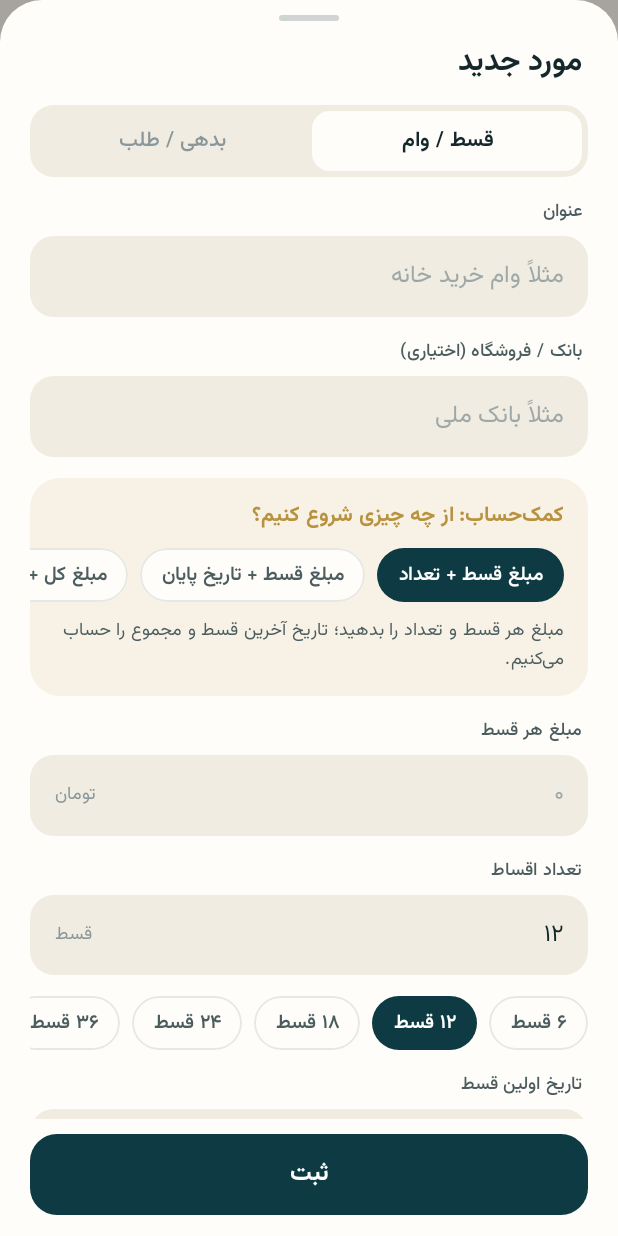
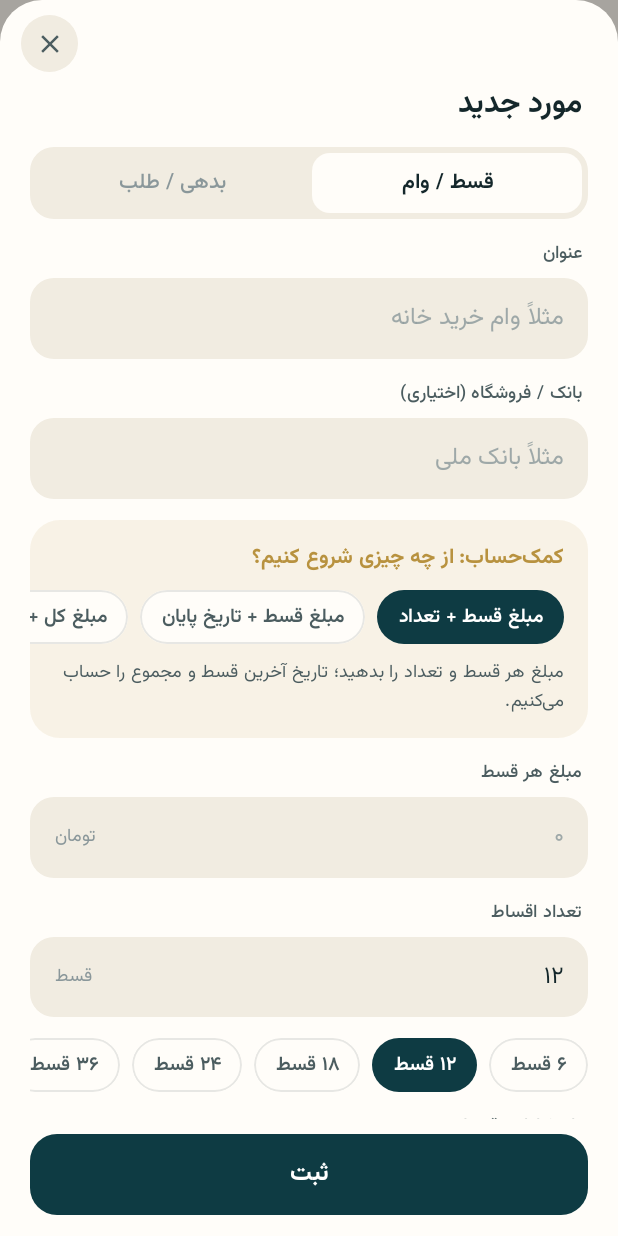
Before and after one commit to mrdrliam/ghesta, an Android app built with Jetpack Compose: the screen it shows after launch (MainActivity), after a tap on "ثبت اولین مورد", on a phone screen of 412 x 824 dp. Run offline under Robolectric (Android 15) with nearby library versions, the phone set to English and light mode, and no system bars.

Commit message:
Bottom sheets close only with the X button or the back button
Swiping down (easy to trigger while scrolling a form) and tapping the dimmed
area no longer dismiss a sheet, so a half-filled loan or debt form is not lost.

Co-Authored-By: Claude Sonnet 5.5 <noreply@anthropic.com>

```diff
--- a/app/src/main/java/com/kassa/ghesta/ui/Components.kt
+++ b/app/src/main/java/com/kassa/ghesta/ui/Components.kt
@@ -30,10 +30,13 @@ import androidx.compose.foundation.text.BasicTextField
 import androidx.compose.foundation.text.KeyboardOptions
 import androidx.compose.material.icons.Icons
 import androidx.compose.material.icons.filled.Check
+import androidx.compose.material.icons.filled.Close
 import androidx.compose.material.icons.filled.DateRange
 import androidx.compose.material.icons.filled.Person
 import androidx.compose.material3.Icon
 import androidx.compose.material3.ModalBottomSheet
+import androidx.compose.material3.ModalBottomSheetProperties
+import androidx.compose.material3.SheetValue
 import androidx.compose.material3.ExperimentalMaterial3Api
 import androidx.compose.material3.rememberModalBottomSheetState
 import androidx.compose.runtime.Composable
@@ -614,23 +617,49 @@ fun DateField(
 
 // ------------------------------------------------------------------ sheet
 
+/**
+ * Bottom sheet that is closed only on purpose: with the X button, the back button, or a button inside it.
+ * Swiping the sheet down (which happens easily while scrolling a form) and tapping outside do nothing,
+ * so a half-filled form is never lost by accident.
+ */
 @OptIn(ExperimentalMaterial3Api::class)
 @Composable
 fun GSheet(onDismiss: () -> Unit, content: @Composable ColumnScope.(close: () -> Unit) -> Unit) {
     val c = G.c
-    val state = rememberModalBottomSheetState(skipPartiallyExpanded = true)
+    // Hiding is vetoed unless close() asked for it: a tap on the dimmed area would otherwise still slide the sheet away.
+    val allowHide = remember { androidx.compose.runtime.mutableStateOf(false) }
+    val state = rememberModalBottomSheetState(
+        skipPartiallyExpanded = true,
+        confirmValueChange = { target -> target != SheetValue.Hidden || allowHide.value },
+    )
     val scope = rememberCoroutineScope()
-    val close: () -> Unit = { scope.launch { state.hide() }.invokeOnCompletion { onDismiss() } }
+    val close: () -> Unit = {
+        allowHide.value = true
+        scope.launch { state.hide() }.invokeOnCompletion { onDismiss() }
+    }
     ModalBottomSheet(
-        onDismissRequest = onDismiss,
+        onDismissRequest = {}, // scrim taps never close the sheet
         sheetState = state,
+        sheetGesturesEnabled = false, // no swipe-down to dismiss
+        properties = ModalBottomSheetProperties(shouldDismissOnBackPress = false),
         containerColor = c.surface,
         contentColor = c.ink,
         shape = RoundedCornerShape(topStart = 28.dp, topEnd = 28.dp),
         dragHandle = {
-            Box(Modifier.padding(top = 10.dp, bottom = 6.dp).width(40.dp).height(4.dp).clip(RoundedCornerShape(50)).background(c.muted.copy(alpha = 0.4f)))
+            Row(
+                Modifier.fillMaxWidth().padding(start = 14.dp, end = 14.dp, top = 10.dp),
+                horizontalArrangement = Arrangement.End,
+            ) {
+                Box(
+                    Modifier.size(38.dp).clip(CircleShape).background(c.surface2).clickable(onClick = close),
+                    contentAlignment = Alignment.Center,
+                ) { Icon(Icons.Filled.Close, "بستن", tint = c.ink2, modifier = Modifier.size(20.dp)) }
+            }
         },
-    ) { content(close) }
+    ) {
+        androidx.activity.compose.BackHandler(onBack = close)
+        content(close)
+    }
 }
 
 // ------------------------------------------------------------------ celebration
```
